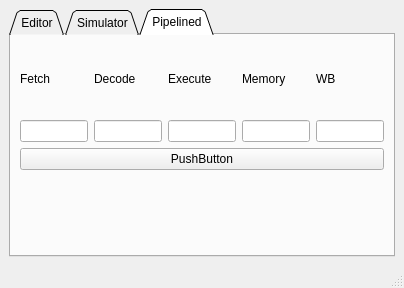
Old version of the form testProject/mainwindow.ui in the repository harshagarg09/RISC-V-GUI.
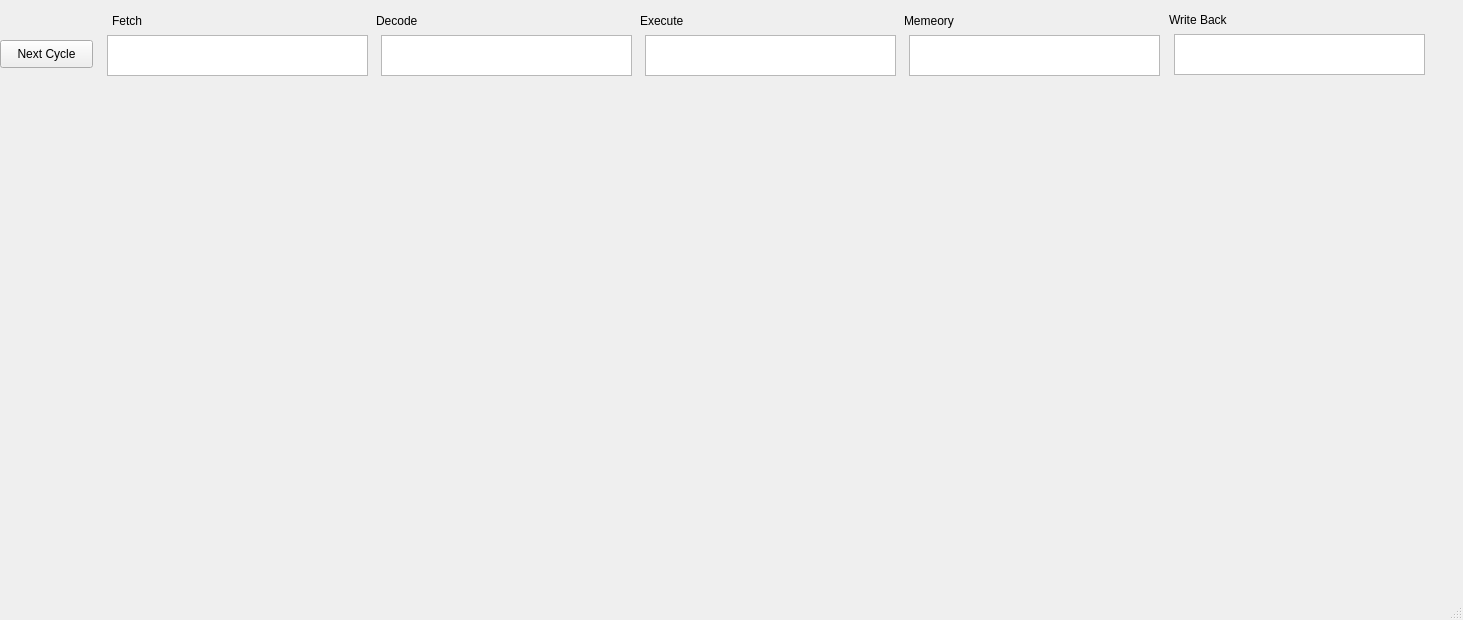
New version of the form. The open tabs and pages were chosen to show the change.

Diff of the .ui file:
```diff
--- a/testProject/mainwindow.ui
+++ b/testProject/mainwindow.ui
@@ -6,139 +6,142 @@
    <rect>
     <x>0</x>
     <y>0</y>
-    <width>404</width>
-    <height>288</height>
+    <width>1463</width>
+    <height>620</height>
    </rect>
   </property>
   <property name="windowTitle">
    <string>MainWindow</string>
   </property>
   <widget class="QWidget" name="centralwidget">
-   <layout class="QHBoxLayout" name="horizontalLayout">
-    <item>
-     <widget class="QTabWidget" name="tabWidget">
-      <property name="tabShape">
-       <enum>QTabWidget::Triangular</enum>
-      </property>
-      <property name="currentIndex">
-       <number>0</number>
-      </property>
-      <widget class="QWidget" name="tab">
-       <attribute name="title">
-        <string>Editor</string>
-       </attribute>
-       <attribute name="toolTip">
-        <string>Write Assembly language program here!!</string>
-       </attribute>
-       <layout class="QVBoxLayout" name="verticalLayout">
-        <item>
-         <widget class="QPushButton" name="pushButton">
-          <property name="text">
-           <string>Run</string>
-          </property>
-         </widget>
-        </item>
-        <item>
-         <widget class="QTextEdit" name="textEdit"/>
-        </item>
-       </layout>
-      </widget>
-      <widget class="QWidget" name="tab_2">
-       <attribute name="title">
-        <string>Simulator</string>
-       </attribute>
-      </widget>
-      <widget class="QWidget" name="tab_3">
-       <attribute name="title">
-        <string>Pipelined</string>
-       </attribute>
-       <layout class="QVBoxLayout" name="verticalLayout_7">
-        <item>
-         <layout class="QHBoxLayout" name="_2">
-          <item>
-           <layout class="QVBoxLayout" name="verticalLayout_2">
-            <item>
-             <widget class="QLabel" name="label">
-              <property name="text">
-               <string>Fetch</string>
-              </property>
-             </widget>
-            </item>
-            <item>
-             <widget class="QLineEdit" name="lineEdit"/>
-            </item>
-           </layout>
-          </item>
-          <item>
-           <layout class="QVBoxLayout" name="verticalLayout_3">
-            <item>
-             <widget class="QLabel" name="label_2">
-              <property name="text">
-               <string>Decode</string>
-              </property>
-             </widget>
-            </item>
-            <item>
-             <widget class="QLineEdit" name="lineEdit_2"/>
-            </item>
-           </layout>
-          </item>
-          <item>
-           <layout class="QVBoxLayout" name="verticalLayout_4">
-            <item>
-             <widget class="QLabel" name="label_3">
-              <property name="text">
-               <string>Execute</string>
-              </property>
-             </widget>
-            </item>
-            <item>
-             <widget class="QLineEdit" name="lineEdit_3"/>
-            </item>
-           </layout>
-          </item>
-          <item>
-           <layout class="QVBoxLayout" name="verticalLayout_5">
-            <item>
-             <widget class="QLabel" name="label_4">
-              <property name="text">
-               <string>Memory</string>
-              </property>
-             </widget>
-            </item>
-            <item>
-             <widget class="QLineEdit" name="lineEdit_4"/>
-            </item>
-           </layout>
-          </item>
-          <item>
-           <layout class="QVBoxLayout" name="verticalLayout_6">
-            <item>
-             <widget class="QLabel" name="label_5">
-              <property name="text">
-               <string>WB</string>
-              </property>
-             </widget>
-            </item>
-            <item>
-             <widget class="QLineEdit" name="lineEdit_5"/>
-            </item>
-           </layout>
-          </item>
-         </layout>
-        </item>
-        <item alignment="Qt::AlignTop">
-         <widget class="QPushButton" name="pushButton_2">
-          <property name="text">
-           <string>PushButton</string>
-          </property>
-         </widget>
-        </item>
-       </layout>
-      </widget>
-     </widget>
-    </item>
-   </layout>
+   <widget class="QPushButton" name="pushButton">
+    <property name="geometry">
+     <rect>
+      <x>0</x>
+      <y>40</y>
+      <width>93</width>
+      <height>28</height>
+     </rect>
+    </property>
+    <property name="text">
+     <string>Next Cycle</string>
+    </property>
+   </widget>
+   <widget class="QLabel" name="label_4">
+    <property name="geometry">
+     <rect>
+      <x>904</x>
+      <y>13</y>
+      <width>53</width>
+      <height>16</height>
+     </rect>
+    </property>
+    <property name="text">
+     <string>Memeory</string>
+    </property>
+   </widget>
+   <widget class="QTextEdit" name="textEdit_5">
+    <property name="geometry">
+     <rect>
+      <x>909</x>
+      <y>35</y>
+      <width>251</width>
+      <height>41</height>
+     </rect>
+    </property>
+   </widget>
+   <widget class="QLabel" name="label_2">
+    <property name="geometry">
+     <rect>
+      <x>376</x>
+      <y>13</y>
+      <width>42</width>
+      <height>16</height>
+     </rect>
+    </property>
+    <property name="text">
+     <string>Decode</string>
+    </property>
+   </widget>
+   <widget class="QTextEdit" name="textEdit_2">
+    <property name="geometry">
+     <rect>
+      <x>381</x>
+      <y>35</y>
+      <width>251</width>
+      <height>41</height>
+     </rect>
+    </property>
+   </widget>
+   <widget class="QLabel" name="label_3">
+    <property name="geometry">
+     <rect>
+      <x>640</x>
+      <y>13</y>
+      <width>44</width>
+      <height>16</height>
+     </rect>
+    </property>
+    <property name="text">
+     <string>Execute</string>
+    </property>
+   </widget>
+   <widget class="QTextEdit" name="textEdit_3">
+    <property name="geometry">
+     <rect>
+      <x>645</x>
+      <y>35</y>
+      <width>251</width>
+      <height>41</height>
+     </rect>
+    </property>
+   </widget>
+   <widget class="QTextEdit" name="textEdit">
+    <property name="geometry">
+     <rect>
+      <x>107</x>
+      <y>35</y>
+      <width>261</width>
+      <height>41</height>
+     </rect>
+    </property>
+   </widget>
+   <widget class="QLabel" name="label">
+    <property name="geometry">
+     <rect>
+      <x>112</x>
+      <y>13</y>
+      <width>31</width>
+      <height>16</height>
+     </rect>
+    </property>
+    <property name="text">
+     <string>Fetch</string>
+    </property>
+   </widget>
+   <widget class="QTextEdit" name="textEdit_4">
+    <property name="geometry">
+     <rect>
+      <x>1174</x>
+      <y>34</y>
+      <width>251</width>
+      <height>41</height>
+     </rect>
+    </property>
+   </widget>
+   <widget class="QLabel" name="label_5">
+    <property name="geometry">
+     <rect>
+      <x>1169</x>
+      <y>12</y>
+      <width>61</width>
+      <height>16</height>
+     </rect>
+    </property>
+    <property name="text">
+     <string>Write Back</string>
+    </property>
+   </widget>
   </widget>
   <widget class="QMenuBar" name="menubar">
    <property name="geometry">
```
Left out of the diff: 4 changed lines with no effect on the pictures.
